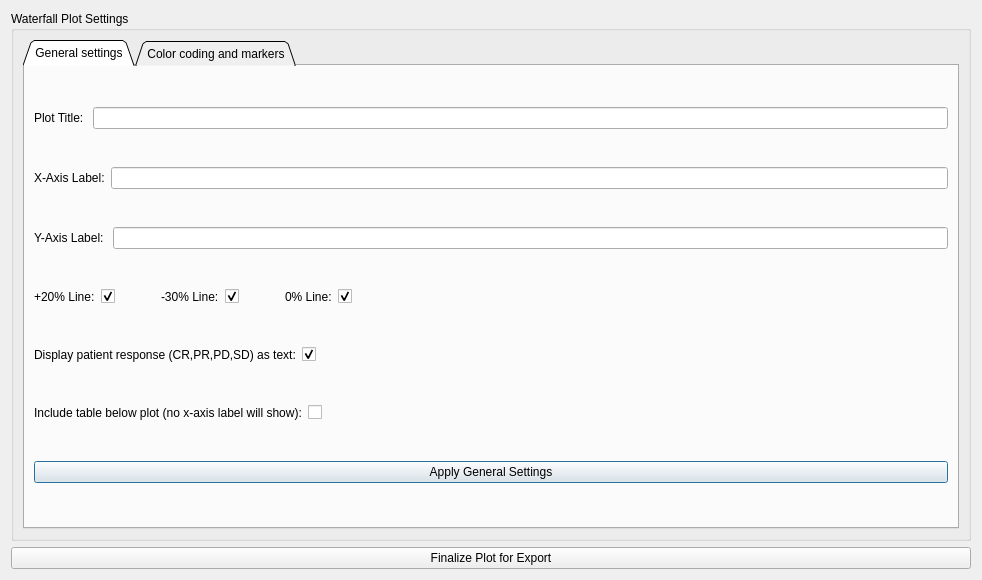
Ngoyal95/OncoPlotter, file qt_gui/waterfall.ui: the form before one commit.
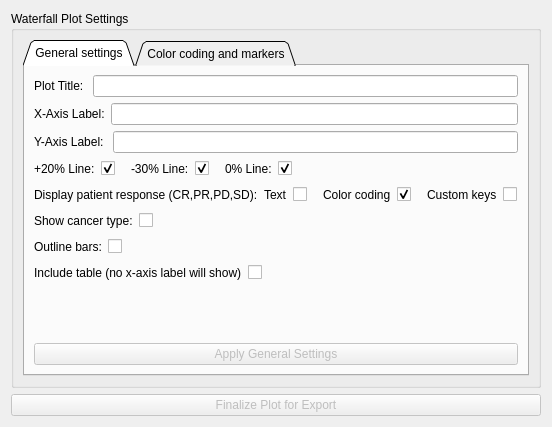
The form after the commit.

Commit message: Stable build. Need to add in ability to change label or add custom label to the bars in waterfall plot

What changed in the file:
```diff
--- a/qt_gui/waterfall.ui
+++ b/qt_gui/waterfall.ui
@@ -6,22 +6,46 @@
    <rect>
     <x>0</x>
     <y>0</y>
-    <width>982</width>
-    <height>580</height>
+    <width>518</width>
+    <height>427</height>
    </rect>
   </property>
+  <property name="sizePolicy">
+   <sizepolicy hsizetype="Minimum" vsizetype="Preferred">
+    <horstretch>0</horstretch>
+    <verstretch>0</verstretch>
+   </sizepolicy>
+  </property>
   <property name="windowTitle">
    <string>Dialog</string>
   </property>
-  <layout class="QVBoxLayout" name="verticalLayout_2">
+  <layout class="QVBoxLayout" name="verticalLayout">
    <item>
     <widget class="QGroupBox" name="plot_settings">
+     <property name="sizePolicy">
+      <sizepolicy hsizetype="Minimum" vsizetype="Minimum">
+       <horstretch>0</horstretch>
+       <verstretch>0</verstretch>
+      </sizepolicy>
+     </property>
      <property name="title">
       <string>Waterfall Plot Settings</string>
      </property>
      <layout class="QHBoxLayout" name="horizontalLayout">
       <item>
        <widget class="QTabWidget" name="tabWidget">
+        <property name="sizePolicy">
+         <sizepolicy hsizetype="Minimum" vsizetype="Expanding">
+          <horstretch>0</horstretch>
+          <verstretch>0</verstretch>
+         </sizepolicy>
+        </property>
+        <property name="minimumSize">
+         <size>
+          <width>0</width>
+          <height>0</height>
+         </size>
+        </property>
         <property name="tabShape">
          <enum>QTabWidget::Triangular</enum>
         </property>
@@ -29,28 +53,65 @@
          <number>0</number>
         </property>
         <widget class="QWidget" name="tab">
+         <property name="sizePolicy">
+          <sizepolicy hsizetype="Minimum" vsizetype="Preferred">
+           <horstretch>0</horstretch>
+           <verstretch>0</verstretch>
+          </sizepolicy>
+         </property>
          <attribute name="title">
           <string>General settings</string>
          </attribute>
-         <layout class="QVBoxLayout" name="verticalLayout">
+         <layout class="QVBoxLayout" name="verticalLayout_2">
           <item>
            <layout class="QHBoxLayout" name="plot_title_layout">
+            <property name="sizeConstraint">
+             <enum>QLayout::SetMinimumSize</enum>
+            </property>
             <item>
              <widget class="QLabel" name="label">
+              <property name="sizePolicy">
+               <sizepolicy hsizetype="Fixed" vsizetype="Preferred">
+                <horstretch>0</horstretch>
+                <verstretch>0</verstretch>
+               </sizepolicy>
+              </property>
+              <property name="minimumSize">
+               <size>
+                <width>0</width>
+                <height>0</height>
+               </size>
+              </property>
               <property name="text">
                <string>Plot Title: </string>
               </property>
              </widget>
             </item>
             <item>
-             <widget class="QLineEdit" name="plot_title"/>
+             <widget class="QLineEdit" name="plot_title">
+              <property name="sizePolicy">
+               <sizepolicy hsizetype="Expanding" vsizetype="Fixed">
+                <horstretch>0</horstretch>
+                <verstretch>0</verstretch>
+               </sizepolicy>
+              </property>
+             </widget>
             </item>
            </layout>
           </item>
           <item>
            <layout class="QHBoxLayout" name="x_label_layout">
+            <property name="sizeConstraint">
+             <enum>QLayout::SetMinimumSize</enum>
+            </property>
             <item>
              <widget class="QLabel" name="label_2">
+              <property name="sizePolicy">
+               <sizepolicy hsizetype="Fixed" vsizetype="Preferred">
+                <horstretch>0</horstretch>
+                <verstretch>0</verstretch>
+               </sizepolicy>
+              </property>
               <property name="text">
                <string>X-Axis Label:</string>
               </property>
@@ -63,8 +124,17 @@
           </item>
           <item>
            <layout class="QHBoxLayout" name="y_label_layout">
+            <property name="sizeConstraint">
+             <enum>QLayout::SetMinimumSize</enum>
+            </property>
             <item>
              <widget class="QLabel" name="label_3">
+              <property name="sizePolicy">
+               <sizepolicy hsizetype="Fixed" vsizetype="Preferred">
+                <horstretch>0</horstretch>
+                <verstretch>0</verstretch>
+               </sizepolicy>
+              </property>
               <property name="text">
                <string>Y-Axis Label: </string>
               </property>
@@ -77,8 +147,17 @@
           </item>
           <item>
            <layout class="QHBoxLayout" name="twenty_percent_line_layout">
+            <property name="sizeConstraint">
+             <enum>QLayout::SetMinimumSize</enum>
+            </property>
             <item>
              <widget class="QLabel" name="label_4">
+              <property name="sizePolicy">
+               <sizepolicy hsizetype="Minimum" vsizetype="Preferred">
+                <horstretch>0</horstretch>
+                <verstretch>0</verstretch>
+               </sizepolicy>
+              </property>
               <property name="text">
                <string>+20% Line:</string>
               </property>
@@ -100,11 +179,11 @@
                <enum>Qt::Horizontal</enum>
               </property>
               <property name="sizeType">
-               <enum>QSizePolicy::Minimum</enum>
+               <enum>QSizePolicy::Fixed</enum>
               </property>
               <property name="sizeHint" stdset="0">
                <size>
-                <width>40</width>
+                <width>10</width>
                 <height>20</height>
                </size>
               </property>
@@ -112,6 +191,12 @@
             </item>
             <item>
              <widget class="QLabel" name="label_5">
+              <property name="sizePolicy">
+               <sizepolicy hsizetype="Minimum" vsizetype="Preferred">
+                <horstretch>0</horstretch>
+                <verstretch>0</verstretch>
+               </sizepolicy>
+              </property>
               <property name="text">
                <string>-30% Line:</string>
               </property>
@@ -133,11 +218,11 @@
                <enum>Qt::Horizontal</enum>
               </property>
               <property name="sizeType">
-               <enum>QSizePolicy::Minimum</enum>
+               <enum>QSizePolicy::Fixed</enum>
               </property>
               <property name="sizeHint" stdset="0">
                <size>
-                <width>40</width>
+                <width>10</width>
                 <height>20</height>
                </size>
               </property>
@@ -145,6 +230,12 @@
             </item>
             <item>
              <widget class="QLabel" name="label_6">
+              <property name="sizePolicy">
+               <sizepolicy hsizetype="Minimum" vsizetype="Preferred">
+                <horstretch>0</horstretch>
+                <verstretch>0</verstretch>
+               </sizepolicy>
+              </property>
               <property name="text">
                <string>0% Line:</string>
               </property>
@@ -167,7 +258,7 @@
               </property>
               <property name="sizeHint" stdset="0">
                <size>
-                <width>40</width>
+                <width>10</width>
                 <height>20</height>
                </size>
               </property>
@@ -177,10 +268,32 @@
           </item>
           <item>
            <layout class="QHBoxLayout" name="horizontalLayout_8">
+            <property name="sizeConstraint">
+             <enum>QLayout::SetMinimumSize</enum>
+            </property>
             <item>
              <widget class="QLabel" name="label_7">
+              <property name="sizePolicy">
+               <sizepolicy hsizetype="Maximum" vsizetype="Preferred">
+                <horstretch>0</horstretch>
+                <verstretch>0</verstretch>
+               </sizepolicy>
+              </property>
               <property name="text">
-               <string>Display patient response (CR,PR,PD,SD) as text:</string>
+               <string>Display patient response (CR,PR,PD,SD):</string>
+              </property>
+             </widget>
+            </item>
+            <item>
+             <widget class="QLabel" name="label_11">
+              <property name="sizePolicy">
+               <sizepolicy hsizetype="Fixed" vsizetype="Preferred">
+                <horstretch>0</horstretch>
+                <verstretch>0</verstretch>
+               </sizepolicy>
+              </property>
+              <property name="text">
+               <string>Text</string>
               </property>
              </widget>
             </item>
@@ -190,7 +303,122 @@
                <string/>
               </property>
               <property name="checked">
+               <bool>false</bool>
+              </property>
+              <property name="autoExclusive">
+               <bool>false</bool>
+              </property>
+             </widget>
+            </item>
+            <item>
+             <spacer name="horizontalSpacer_2">
+              <property name="orientation">
+               <enum>Qt::Horizontal</enum>
+              </property>
+              <property name="sizeType">
+               <enum>QSizePolicy::Fixed</enum>
+              </property>
+              <property name="sizeHint" stdset="0">
+               <size>
+                <width>10</width>
+                <height>20</height>
+               </size>
+              </property>
+             </spacer>
+            </item>
+            <item>
+             <widget class="QLabel" name="label_9">
+              <property name="sizePolicy">
+               <sizepolicy hsizetype="Fixed" vsizetype="Preferred">
+                <horstretch>0</horstretch>
+                <verstretch>0</verstretch>
+               </sizepolicy>
+              </property>
+              <property name="text">
+               <string>Color coding</string>
+              </property>
+             </widget>
+            </item>
+            <item>
+             <widget class="QCheckBox" name="display_responses_as_color">
+              <property name="text">
+               <string/>
+              </property>
+              <property name="checked">
                <bool>true</bool>
+              </property>
+              <property name="autoExclusive">
+               <bool>true</bool>
+              </property>
+             </widget>
+            </item>
+            <item>
+             <spacer name="horizontalSpacer_7">
+              <property name="orientation">
+               <enum>Qt::Horizontal</enum>
+              </property>
+              <property name="sizeType">
+               <enum>QSizePolicy::Fixed</enum>
+              </property>
+              <property name="sizeHint" stdset="0">
+               <size>
+                <width>10</width>
+                <height>20</height>
+               </size>
+              </property>
+             </spacer>
+            </item>
+            <item>
+             <widget class="QLabel" name="label_10">
+              <property name="sizePolicy">
+               <sizepolicy hsizetype="Fixed" vsizetype="Preferred">
+                <horstretch>0</horstretch>
+                <verstretch>0</verstretch>
+               </sizepolicy>
+              </property>
+              <property name="text">
+               <string>Custom keys</string>
+              </property>
+             </widget>
+            </item>
+            <item>
+             <widget class="QCheckBox" name="use_custom_keys">
+              <property name="text">
+               <string/>
+              </property>
+              <property name="autoExclusive">
+               <bool>true</bool>
+              </property>
+             </widget>
+            </item>
+            <item>
+             <spacer name="horizontalSpacer_9">
+              <property name="orientation">
+               <enum>Qt::Horizontal</enum>
+              </property>
+              <property name="sizeHint" stdset="0">
+               <size>
+                <width>1</width>
+                <height>20</height>
+               </size>
+              </property>
+             </spacer>
+            </item>
+           </layout>
+          </item>
+          <item>
+           <layout class="QHBoxLayout" name="horizontalLayout_3">
+            <item>
+             <widget class="QLabel" name="label_12">
+              <property name="text">
+               <string>Show cancer type:</string>
+              </property>
+             </widget>
+            </item>
+            <item>
+             <widget class="QCheckBox" name="show_cancer_type">
+              <property name="text">
+               <string/>
               </property>
              </widget>
             </item>
@@ -201,6 +429,37 @@
               </property>
               <property name="sizeHint" stdset="0">
                <size>
+                <width>1</width>
+                <height>20</height>
+               </size>
+              </property>
+             </spacer>
+            </item>
+           </layout>
+          </item>
+          <item>
+           <layout class="QHBoxLayout" name="horizontalLayout_6">
+            <item>
+             <widget class="QLabel" name="label_13">
+              <property name="text">
+               <string>Outline bars:</string>
+              </property>
+             </widget>
+            </item>
+            <item>
+             <widget class="QCheckBox" name="outline_bars">
+              <property name="text">
+               <string/>
+              </property>
+             </widget>
+            </item>
+            <item>
+             <spacer name="horizontalSpacer_8">
+              <property name="orientation">
+               <enum>Qt::Horizontal</enum>
+              </property>
+              <property name="sizeHint" stdset="0">
+               <size>
                 <width>40</width>
                 <height>20</height>
                </size>
@@ -211,10 +470,19 @@
           </item>
           <item>
            <layout class="QHBoxLayout" name="horizontalLayout_4">
+            <property name="sizeConstraint">
+             <enum>QLayout::SetMinimumSize</enum>
+            </property>
             <item>
              <widget class="QLabel" name="label_8">
+              <property name="sizePolicy">
+               <sizepolicy hsizetype="Fixed" vsizetype="Preferred">
+                <horstretch>0</horstretch>
+                <verstretch>0</verstretch>
+               </sizepolicy>
+              </property>
               <property name="text">
-               <string>Include table below plot (no x-axis label will show):</string>
+               <string>Include table (no x-axis label will show)</string>
               </property>
              </widget>
             </item>
@@ -232,7 +500,7 @@
               </property>
               <property name="sizeHint" stdset="0">
                <size>
-                <width>40</width>
+                <width>10</width>
                 <height>20</height>
                </size>
               </property>
@@ -240,8 +508,24 @@
             </item>
            </layout>
           </item>
+          <item>
+           <spacer name="verticalSpacer">
+            <property name="orientation">
+             <enum>Qt::Vertical</enum>
+            </property>
+            <property name="sizeHint" stdset="0">
+             <size>
+              <width>20</width>
+              <height>40</height>
+             </size>
+            </property>
+           </spacer>
+          </item>
           <item>
            <widget class="QPushButton" name="btn_apply_general_settings">
+            <property name="enabled">
+             <bool>false</bool>
+            </property>
             <property name="text">
              <string>Apply General Settings</string>
             </property>
@@ -264,7 +548,10 @@
     </widget>
    </item>
    <item>
-    <widget class="QPushButton" name="pushButton">
+    <widget class="QPushButton" name="btn_finalize_plot">
+     <property name="enabled">
+      <bool>false</bool>
+     </property>
      <property name="text">
       <string>Finalize Plot for Export</string>
      </property>
```
Left out of the diff: 51 changed lines with no effect on the pictures. The commit also changes 771 other files.
